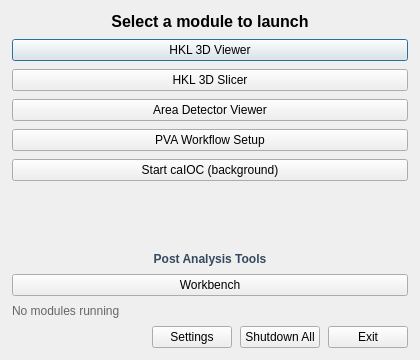
Qt form gui/dashpva.ui (AdvancedPhotonSource/DashPVA) before a commit.
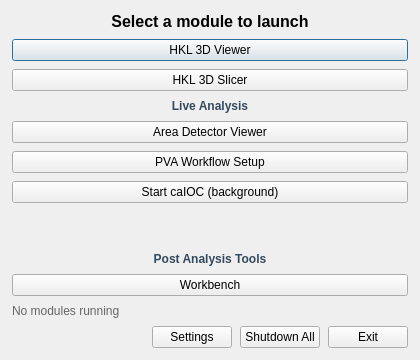
The same form after that commit.

The edit to the form file:
```diff
--- a/gui/dashpva.ui
+++ b/gui/dashpva.ui
@@ -56,6 +56,19 @@
      </property>
     </widget>
    </item>
+   <item>
+    <widget class="QLabel" name="lbl_live_header">
+     <property name="styleSheet">
+      <string notr="true">font-weight: bold; color: #34495e; font-size: 12px;</string>
+     </property>
+     <property name="text">
+      <string>Live Analysis</string>
+     </property>
+     <property name="alignment">
+      <set>Qt::AlignCenter</set>
+     </property>
+    </widget>
+   </item>
    <item>
     <widget class="QPushButton" name="btn_area_detector">
      <property name="text">
```
